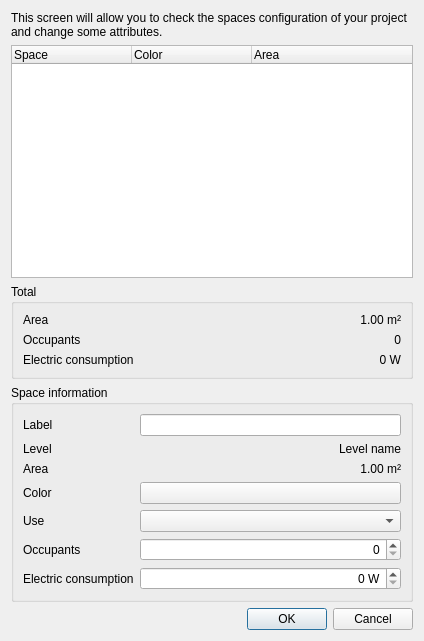
Old version of the form src/Mod/BIM/Resources/ui/dialogSpaces.ui in the repository southseact-3d/fcd.
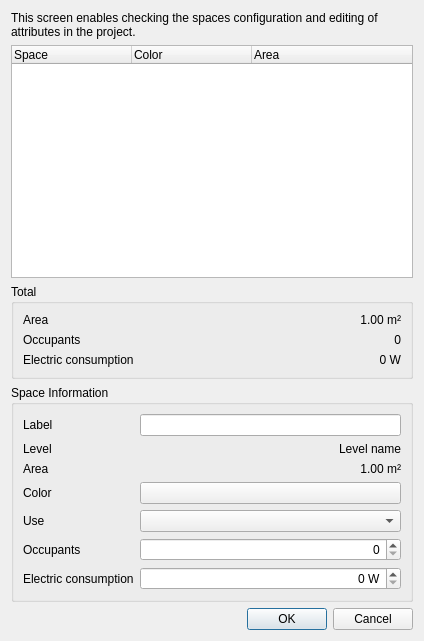
New version of the form. Custom widgets are drawn as their Qt base class.

What changed in the file:
```diff
--- a/src/Mod/BIM/Resources/ui/dialogSpaces.ui
+++ b/src/Mod/BIM/Resources/ui/dialogSpaces.ui
@@ -17,7 +17,7 @@
    <item>
     <widget class="QLabel" name="label">
      <property name="text">
-      <string>This screen will allow you to check the spaces configuration of your project and change some attributes.</string>
+      <string>This screen enables checking the spaces configuration and editing of attributes in the project.</string>
      </property>
      <property name="wordWrap">
       <bool>true</bool>
@@ -112,7 +112,7 @@
    <item>
     <widget class="QGroupBox" name="groupBox">
      <property name="title">
-      <string>Space information</string>
+      <string>Space Information</string>
      </property>
      <layout class="QGridLayout" name="gridLayout">
       <item row="3" column="0">
```
Left out of the diff: 2 changed lines with no effect on the pictures.
